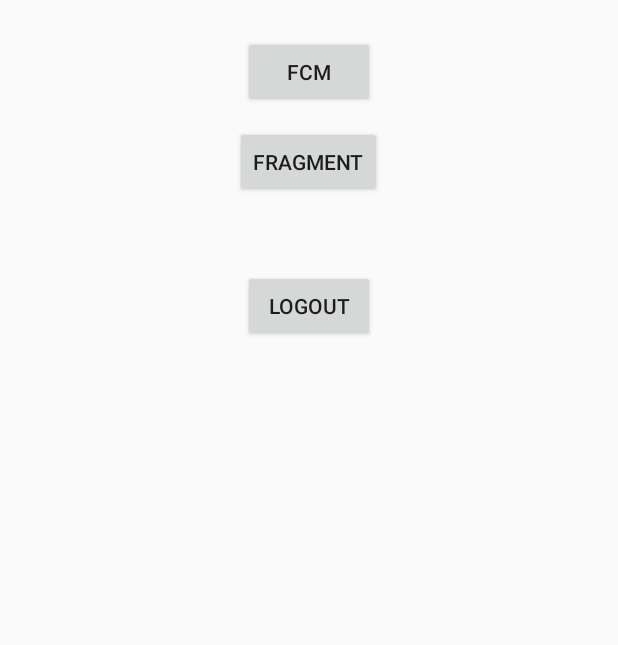
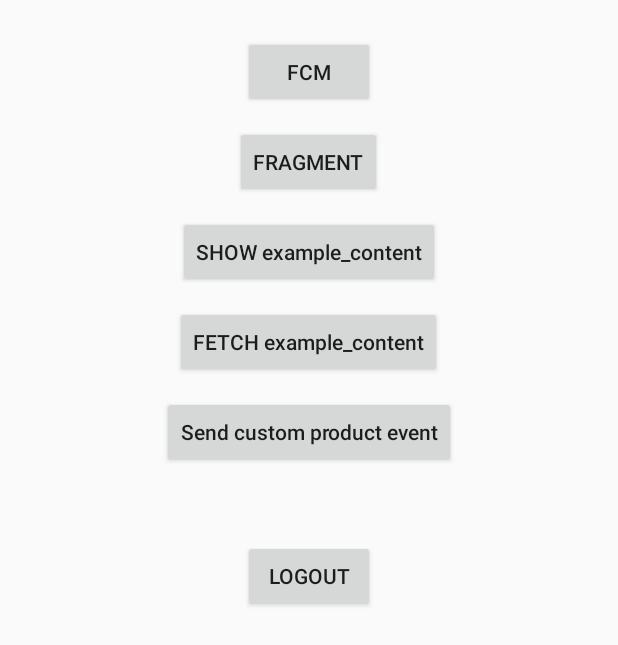
Before and after one commit to UserEngage/Android-SDK-Sample, an Android app: the MainActivity screen opened directly, with no data from a screen before it, on a phone screen of 412 x 824 dp. Shown: the top 645 px of the screen. Run offline under Robolectric (Android 15) with nearby library versions, the phone set to English and light mode, and no system bars; 1 statement that could not run was skipped.

Commit message:
Added code examples from readme

```diff
--- a/sample/src/main/res/layout/activity_main.xml
+++ b/sample/src/main/res/layout/activity_main.xml
@@ -20,6 +20,30 @@
         android:text="Fragment" />
 
     <android.support.v7.widget.AppCompatButton
+        android:id="@+id/btn_preload_content_show"
+        android:layout_width="wrap_content"
+        android:layout_height="wrap_content"
+        android:layout_marginTop="12dp"
+        android:textAllCaps="false"
+        android:text="SHOW example_content" />
+
+    <android.support.v7.widget.AppCompatButton
+        android:id="@+id/btn_preload_content_fetch"
+        android:layout_width="wrap_content"
+        android:layout_height="wrap_content"
+        android:layout_marginTop="12dp"
+        android:textAllCaps="false"
+        android:text="FETCH example_content" />
+
+    <android.support.v7.widget.AppCompatButton
+        android:id="@+id/btn_send_product_event"
+        android:layout_width="wrap_content"
+        android:layout_height="wrap_content"
+        android:layout_marginTop="12dp"
+        android:textAllCaps="false"
+        android:text="Send custom product event" />
+
+    <android.support.v7.widget.AppCompatButton
         android:id="@+id/btn_signout"
         android:layout_width="wrap_content"
         android:layout_height="wrap_content"
```
Also changed, not shown: sample/src/main/java/com/user/sdk/sample/MainActivity.java (+39 -0 lines), sample/src/main/java/com/user/sdk/sample/MyCustomProductEvent.java (added, +24 -0 lines).
